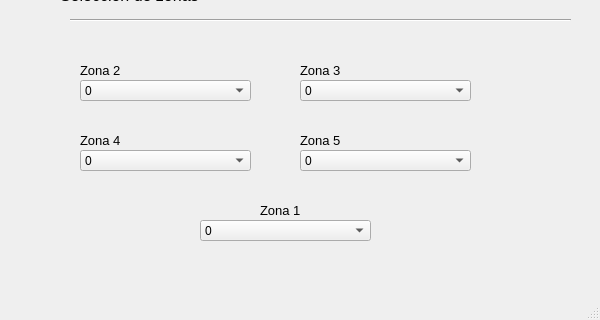
Before: the Qt Designer form Proyecto_2/software/solindar_lib/GUI/InfraredNetwork.ui in USB-EC3883-III-2019/EC3883-G06, drawn with Qt 5; both pictures show x 680 to 1280 and y 400 to 720 of the 1280 by 720 pixel window.
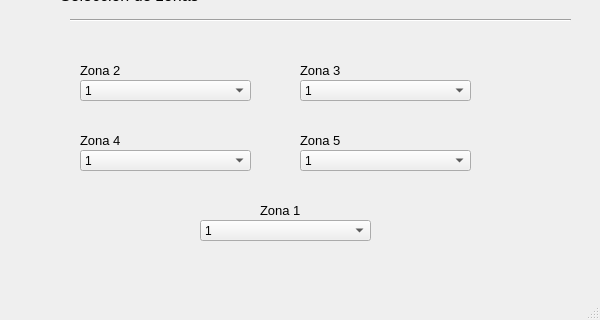
After: the same form once the commit is applied.

```diff
--- a/Proyecto_2/software/solindar_lib/GUI/InfraredNetwork.ui
+++ b/Proyecto_2/software/solindar_lib/GUI/InfraredNetwork.ui
@@ -99,11 +99,6 @@
       <height>21</height>
      </rect>
     </property>
-    <item>
-     <property name="text">
-      <string>0</string>
-     </property>
-    </item>
     <item>
      <property name="text">
       <string>1</string>
@@ -211,11 +206,6 @@
       <height>21</height>
      </rect>
     </property>
-    <item>
-     <property name="text">
-      <string>0</string>
-     </property>
-    </item>
     <item>
      <property name="text">
       <string>1</string>
@@ -251,11 +241,6 @@
       <height>21</height>
      </rect>
     </property>
-    <item>
-     <property name="text">
-      <string>0</string>
-     </property>
-    </item>
     <item>
      <property name="text">
       <string>1</string>
@@ -291,11 +276,6 @@
       <height>21</height>
      </rect>
     </property>
-    <item>
-     <property name="text">
-      <string>0</string>
-     </property>
-    </item>
     <item>
      <property name="text">
       <string>1</string>
@@ -349,11 +329,6 @@
       <height>21</height>
      </rect>
     </property>
-    <item>
-     <property name="text">
-      <string>0</string>
-     </property>
-    </item>
     <item>
      <property name="text">
       <string>1</string>
```
Left out of the diff: 37 changed lines with no effect on the pictures.
